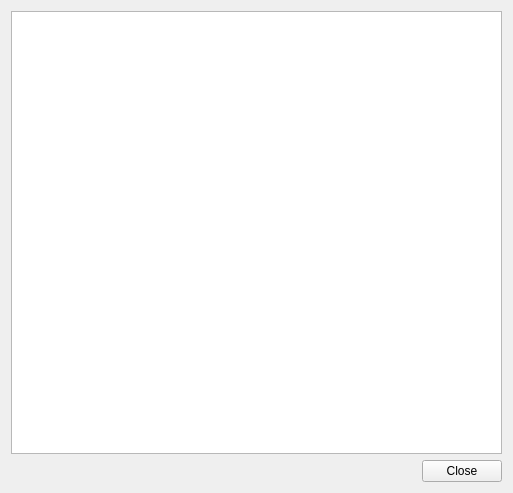
SMByC/AcATaMa, file ui/about.ui: the form before one commit.
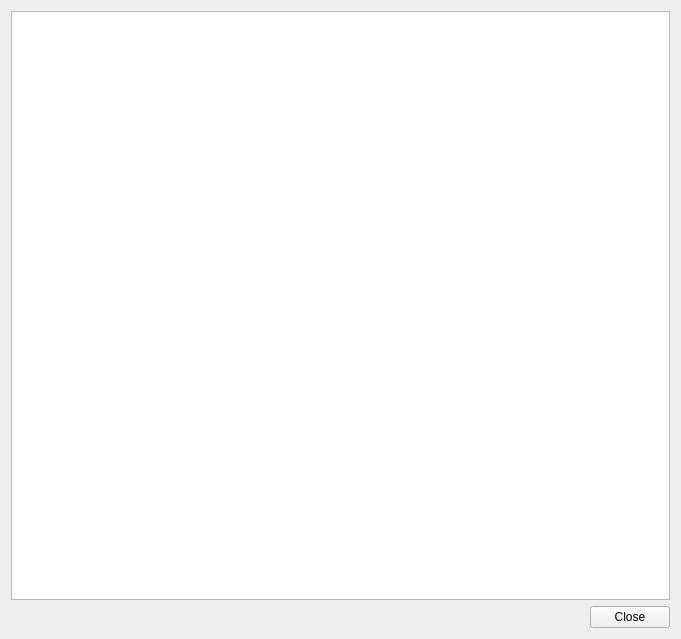
The form after the commit.

The edit to the form file:
```diff
--- a/ui/about.ui
+++ b/ui/about.ui
@@ -6,8 +6,8 @@
    <rect>
     <x>0</x>
     <y>0</y>
-    <width>513</width>
-    <height>493</height>
+    <width>681</width>
+    <height>639</height>
    </rect>
   </property>
   <property name="windowTitle">
```
